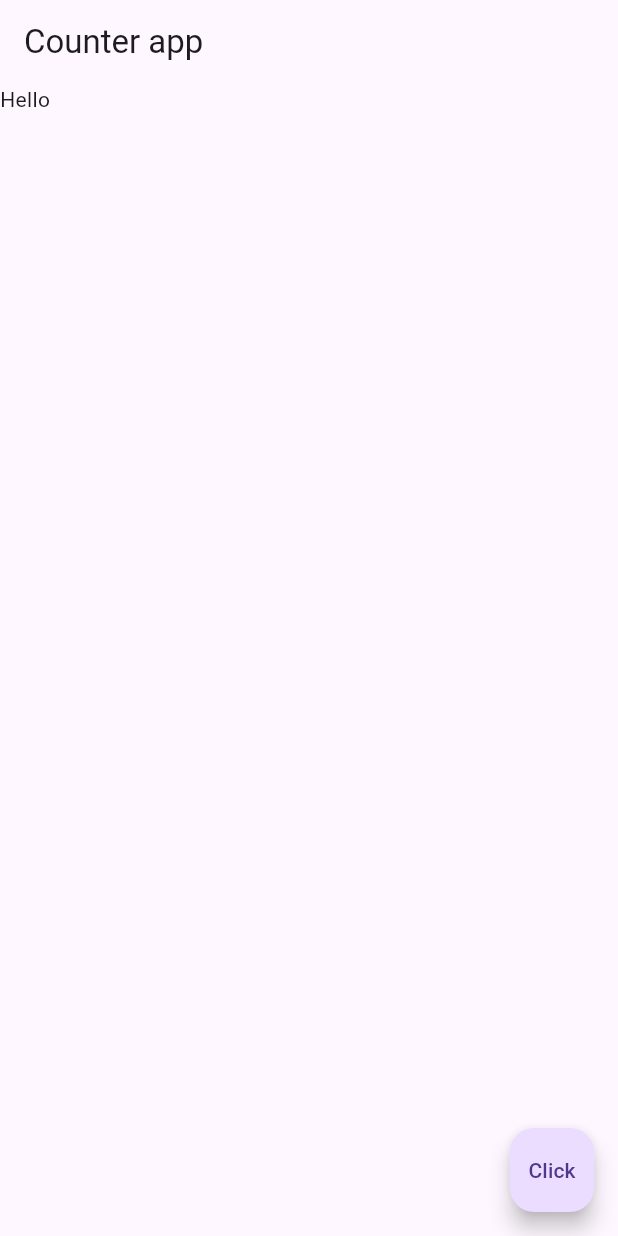
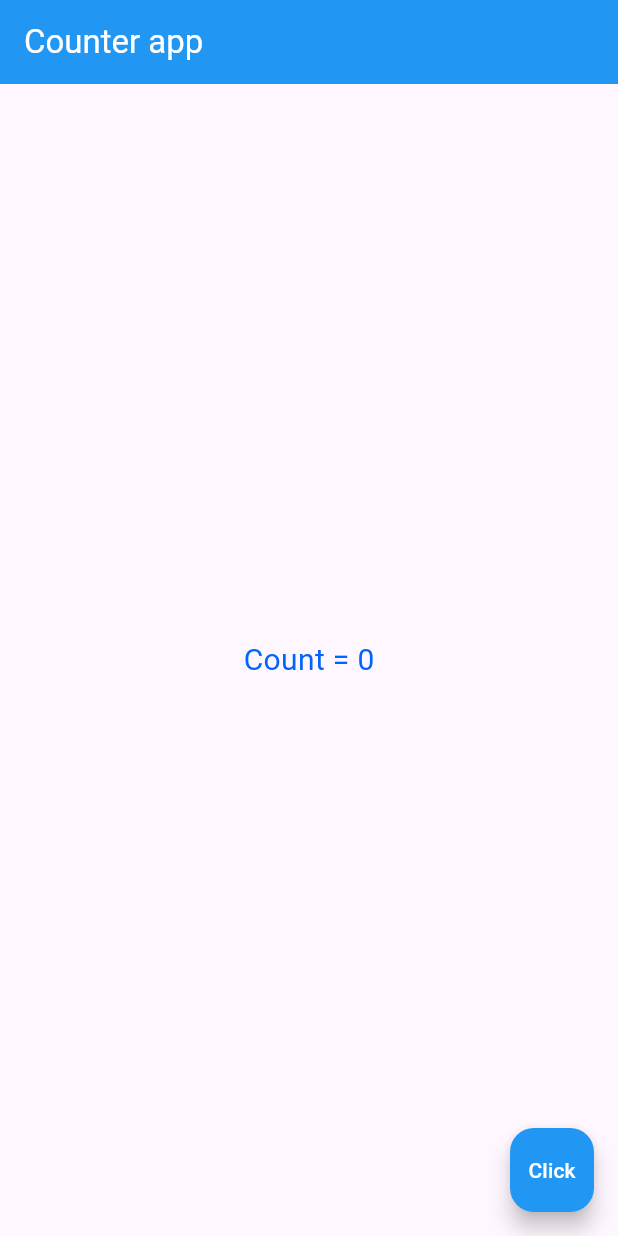
Before and after one commit to FRAmyZ010/MFU-MobileAppDev, a Flutter app: the screen it shows after launch, on a phone screen of 412 x 824 dp. Run offline on Flutter 3.47's test engine with Material 3 defaults, Android fonts, the phone set to English and light mode, and no system bars; missing offline and left inert: dart:ffi.

Commit message:
Refactor Counter widget to simplify state management and update UI display

```diff
--- a/Week5/myapp/lib/week01/counter.dart
+++ b/Week5/myapp/lib/week01/counter.dart
@@ -12,30 +12,38 @@ class Counter extends StatefulWidget {
 class _CounterState extends State<Counter> {
   // state variable
 
-  String msg = "Hello";
-  double click = 0;
+  int count = 0;
+
+  // methods
+  void update() {
+    setState(() {
+      count++;
+    });
+  }
+
   @override
   Widget build(BuildContext context) {
     return Scaffold(
-      appBar: AppBar(title: Text('Counter app')),
-      body: Text(msg),
+      appBar: AppBar(
+        title: Text('Counter app', style: TextStyle(color: Colors.white)),
+        backgroundColor: Colors.blue,
+      ),
+      body: Center(
+        child: Text(
+          'Count = $count',
+          style: TextStyle(
+            fontSize: 20,
+            color: Color.fromARGB(255, 0, 100, 255),
+          ),
+        ),
+      ),
       floatingActionButton: FloatingActionButton(
-        onPressed: () {
-          // good for short code
-          click++;
-          // debugPrint('test');
-
-          if (click % 2 == 0) {
-            setState(() {
-              msg = 'Hello';
-            });
-          } else {
-            setState(() {
-              msg = 'Hi';
-            });
-          }
-        },
-        child: Text('Click'),
+        // onPressed: () {
+        //   update();
+        // },
+        onPressed: update,
+        backgroundColor: Colors.blue,
+        child: Text('Click', style: TextStyle(color: Colors.white)),
       ),
     );
   }
```
